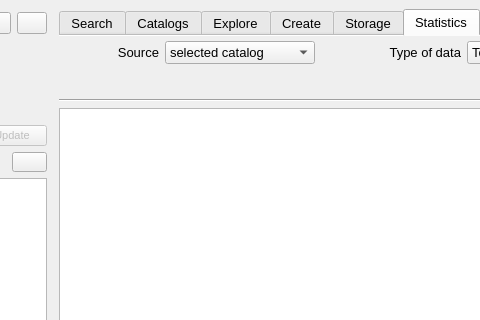
Qt form mainwindow.ui (StephaneCouturier/Katalog) before a commit; both pictures show x 244 to 724 and y 0 to 320 of the 1158 by 936 pixel window.
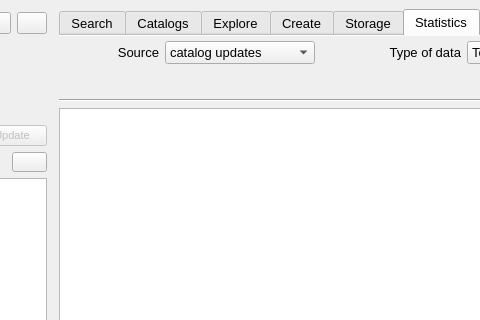
The same form after that commit. The open tabs and pages were chosen to show the change. Icons and pictures are not drawn. Custom widgets are drawn as their Qt base class.

Commit message: https://github.com/StephaneCouturier/Katalog/issues/177

```diff
--- a/mainwindow.ui
+++ b/mainwindow.ui
@@ -6411,7 +6411,12 @@
                   </property>
                   <item>
                    <property name="text">
-                    <string>selected catalog</string>
+                    <string>catalog updates</string>
+                   </property>
+                  </item>
+                  <item>
+                   <property name="text">
+                    <string>storage updates</string>
                    </property>
                   </item>
                   <item>
```
Left out of the diff: 5 changed lines with no effect on the pictures. The commit also changes 2 other files.
